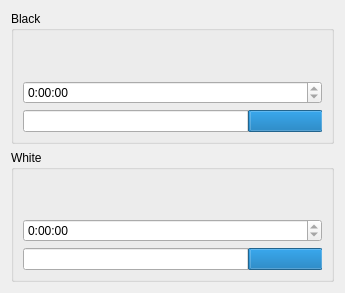
First picture: the form in src/clockwidget.ui, repository KDE/knights, before the edit.
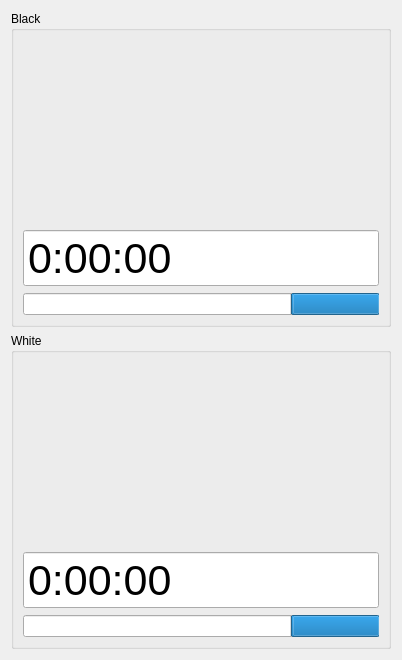
Second picture: the form after the edit. Custom widgets are drawn as their Qt base class.

Commit message: Increase the size of digital time displays

```diff
--- a/src/clockwidget.ui
+++ b/src/clockwidget.ui
@@ -6,8 +6,8 @@
    <rect>
     <x>0</x>
     <y>0</y>
-    <width>345</width>
-    <height>293</height>
+    <width>402</width>
+    <height>660</height>
    </rect>
   </property>
   <layout class="QVBoxLayout" name="verticalLayout">
@@ -22,9 +22,17 @@
       </item>
       <item>
        <widget class="QTimeEdit" name="timeB">
+        <property name="font">
+         <font>
+          <pointsize>32</pointsize>
+         </font>
+        </property>
         <property name="readOnly">
          <bool>true</bool>
         </property>
+        <property name="buttonSymbols">
+         <enum>QAbstractSpinBox::NoButtons</enum>
+        </property>
         <property name="displayFormat">
          <string>H:mm:ss</string>
         </property>
@@ -54,9 +62,17 @@
       </item>
       <item>
        <widget class="QTimeEdit" name="timeW">
+        <property name="font">
+         <font>
+          <pointsize>32</pointsize>
+         </font>
+        </property>
         <property name="readOnly">
          <bool>true</bool>
         </property>
+        <property name="buttonSymbols">
+         <enum>QAbstractSpinBox::NoButtons</enum>
+        </property>
         <property name="maximumTime">
          <time>
           <hour>22</hour>
```
